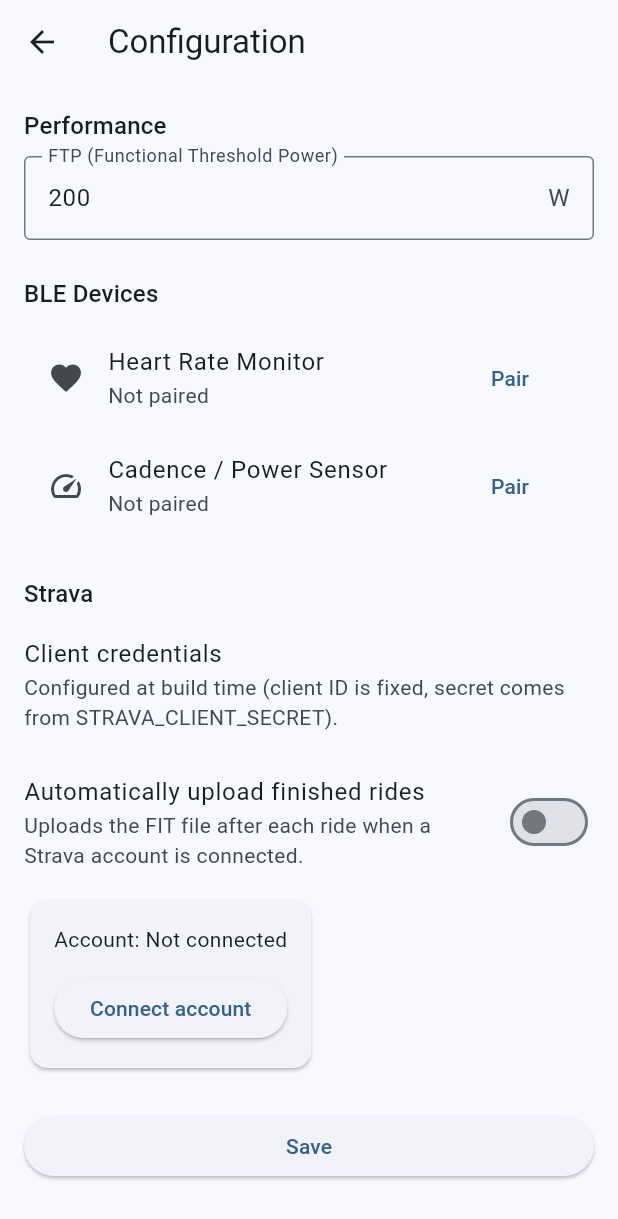
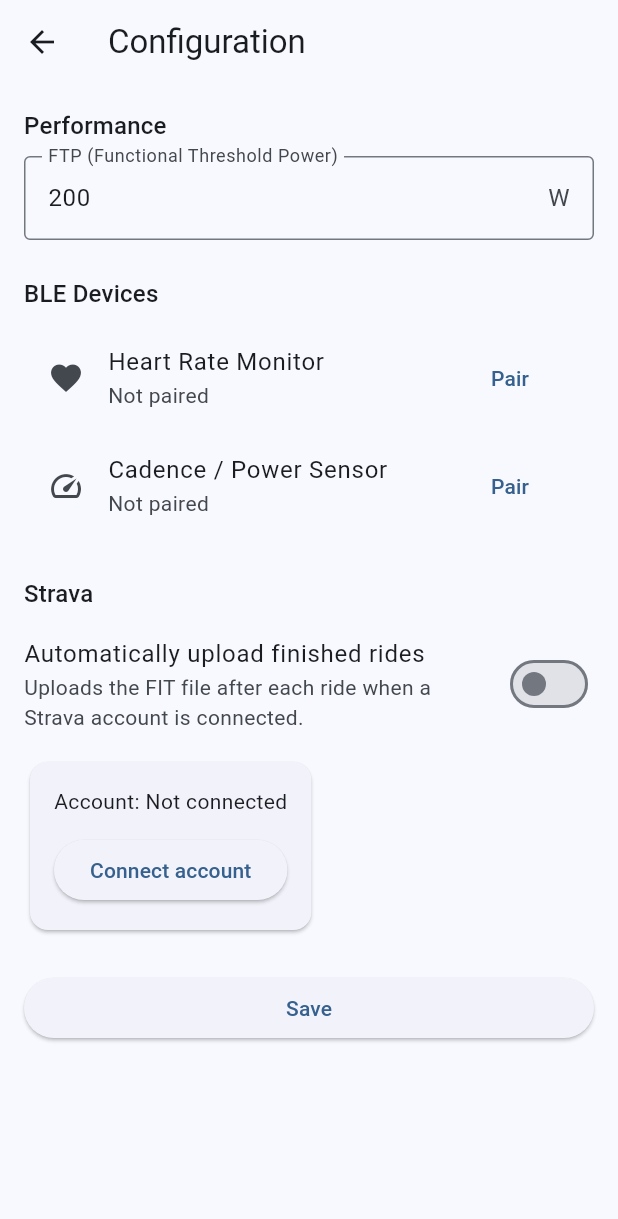
Before and after one commit to bofh69/sebastians-bike-display, a Flutter app: the ConfigScreen screen opened by its route, on a phone screen of 412 x 824 dp. Shown: the top 1219 px of the screen. Run offline on Flutter 3.47's test engine with Material 3 defaults, Android fonts, the phone set to English and light mode, and no system bars; our stand-ins replace flutter_secure_storage, geolocator, permission_handler, shared_preferences, wakelock_plus; missing offline and left inert: fit_sdk, flutter_background_service, flutter_reactive_ble, flutter_web_auth_2; accounts and stored records are empty.

Commit message:
Remove text no user is interested in

```diff
--- a/lib/screens/config_screen.dart
+++ b/lib/screens/config_screen.dart
@@ -132,14 +132,6 @@ class _ConfigScreenState extends State<ConfigScreen> {
             const SizedBox(height: 24),
             Text('Strava', style: Theme.of(context).textTheme.titleMedium),
             const SizedBox(height: 8),
-            const ListTile(
-              contentPadding: EdgeInsets.zero,
-              title: Text('Client credentials'),
-              subtitle: Text(
-                'Configured at build time (client ID is fixed, secret comes from STRAVA_CLIENT_SECRET).',
-              ),
-            ),
-            const SizedBox(height: 12),
             SwitchListTile(
               contentPadding: EdgeInsets.zero,
               title: const Text('Automatically upload finished rides'),
```
